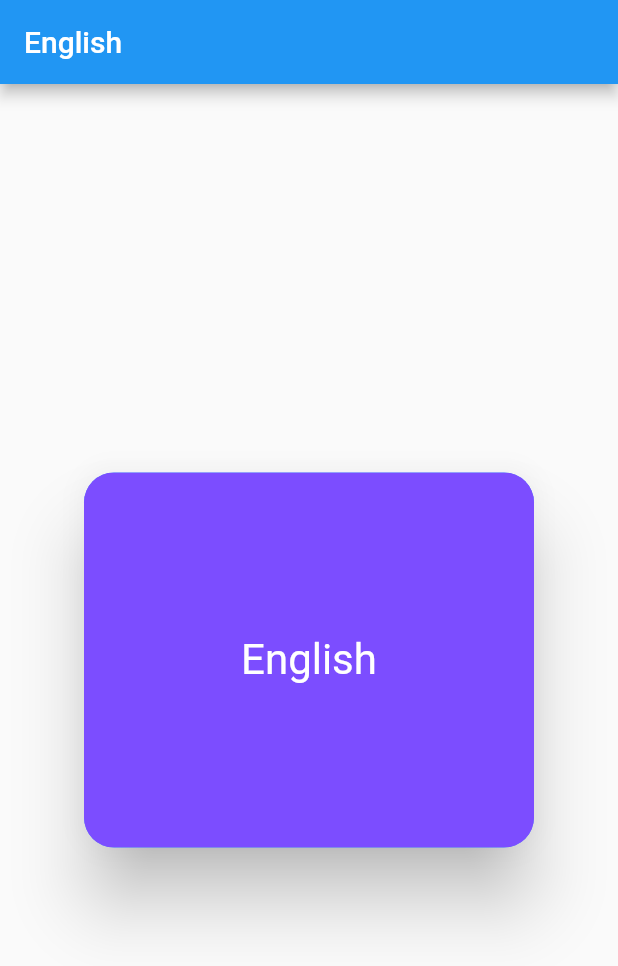
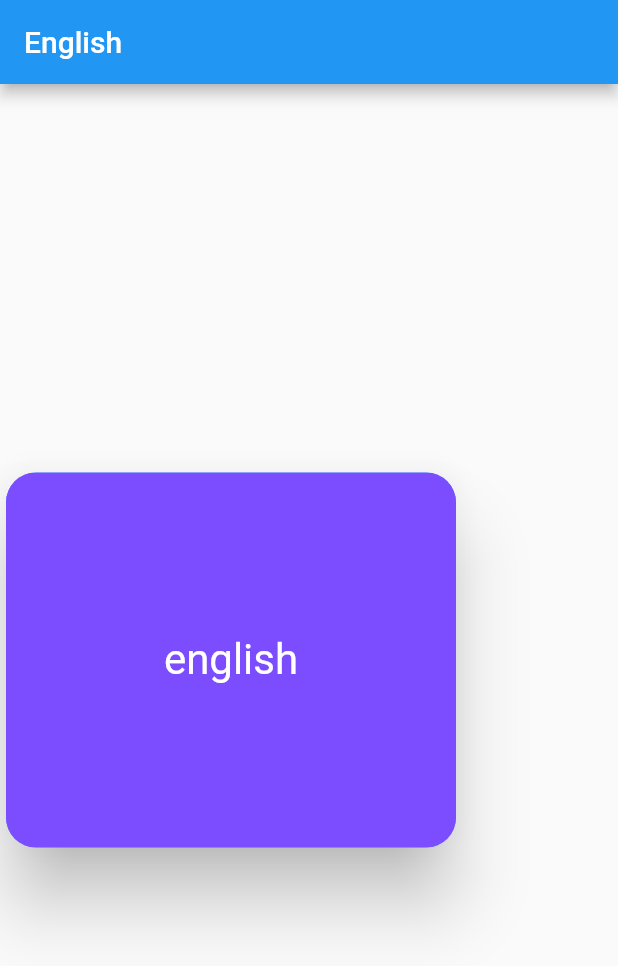
Before and after one commit to suixng/LE_flutter, a Flutter app: the screen it shows after launch, on a phone screen of 412 x 824 dp. Shown: the top 966 px of the screen. Run offline on Flutter 3.47's test engine with Material 2 defaults, Android fonts, the light colour scheme and no system bars.

Commit message:
wordCard is left

```diff
--- a/lib/main.dart
+++ b/lib/main.dart
@@ -15,17 +15,7 @@
 
   @override
   Widget build(BuildContext context) {
-    return MaterialApp(
-      title: 'English Learning',
-      home: Scaffold(
-        appBar: AppBar(
-          title: const Text('English'),
-        ),
-        // body: Center(
-        //   child: Text('English'),
-        // ),
-        body: Center(
-          child: GestureDetector(
+    return GestureDetector(
       onTap: () {},
       child: Card(
         color: Colors.blueAccent,
@@ -36,9 +26,6 @@
         clipBehavior: Clip.antiAlias,
         semanticContainer: false,
         child: getChild(),
-            ),
-          ),
-        ),
       ),
     );
   }
@@ -60,6 +47,14 @@
 class MyApp extends StatelessWidget {
   @override
   Widget build(BuildContext context) {
+    Widget CardSection = Container(
+      child: Row(
+        children: [
+          WordWidget(),
+        ],
+      ),
+    );
+
     return MaterialApp(
       title: 'English Learning',
       home: Scaffold(
@@ -70,16 +65,17 @@
         //   child: Text('English'),
         // ),
         body: Center(
-          child: Card(
-            color: Colors.blueAccent,
-            //z轴的高度，设置Card的阴影
-            elevation: 20.0,
-            shape: RoundedRectangleBorder(
-                borderRadius: BorderRadius.all(Radius.circular(20.0))),
-            clipBehavior: Clip.antiAlias,
-            semanticContainer: false,
-            child: getChild(),
-          ),
+          // child: Card(
+          //   color: Colors.blueAccent,
+          //   //z轴的高度，设置Card的阴影
+          //   elevation: 20.0,
+          //   shape: RoundedRectangleBorder(
+          //       borderRadius: BorderRadius.all(Radius.circular(20.0))),
+          //   clipBehavior: Clip.antiAlias,
+          //   semanticContainer: false,
+          //   child: getChild(),
+          // ),
+          child: CardSection,
         ),
       ),
     );
```
Lines whose indentation alone changed are shown as unchanged.
